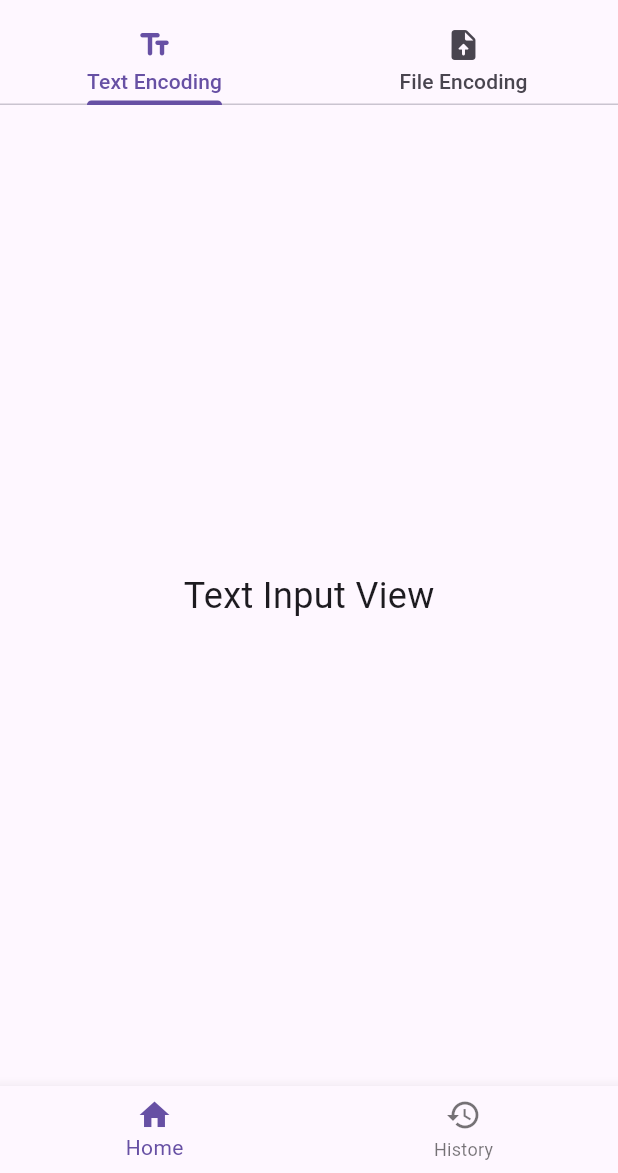
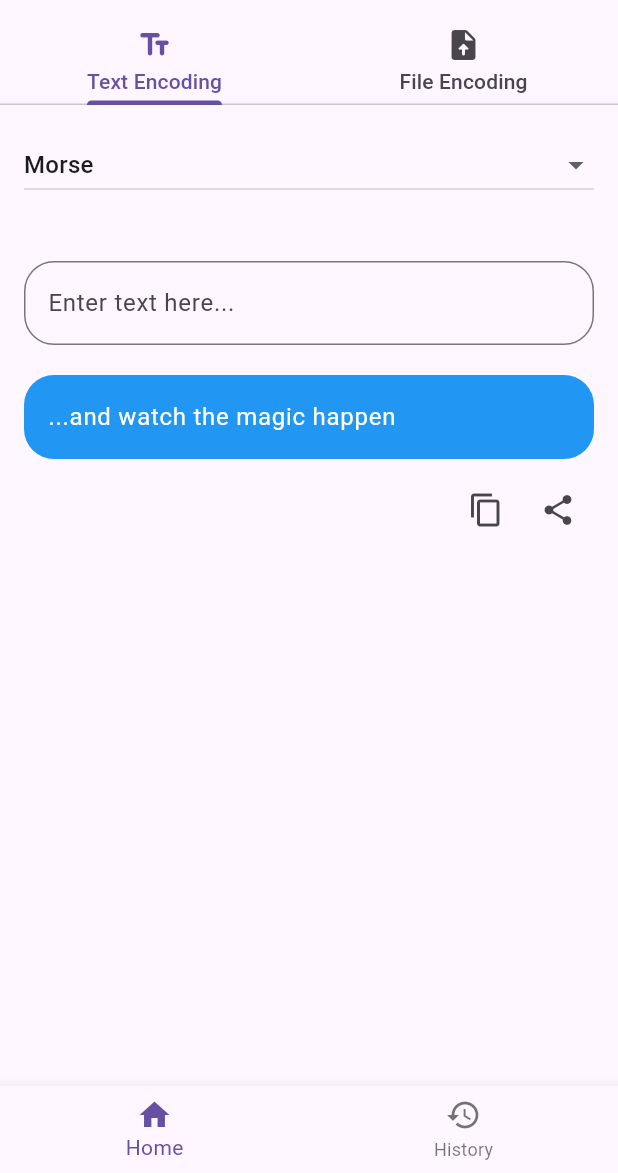
Before and after one commit to iorhael/flutter_encoder, a Flutter app: the screen it shows after launch, on a phone screen of 412 x 824 dp, the part 63-1236 px from its top. Run offline on Flutter 3.47's test engine with Material 3 defaults, Android fonts, the phone set to English and light mode, and no system bars; our stand-ins replace file_picker, share_plus; generated files the repository leaves out were written again.

Commit message:
Update TextInputView

```diff
--- a/lib/src/text_encode/text_input_view.dart
+++ b/lib/src/text_encode/text_input_view.dart
@@ -1,15 +1,149 @@
 import 'package:flutter/material.dart';
+import 'package:flutter/services.dart';
+import 'package:share_plus/share_plus.dart';
 
-class TextInputView extends StatelessWidget {
+class TextInputView extends StatefulWidget {
   const TextInputView({super.key});
 
   @override
+  State<TextInputView> createState() => _TextInputView();
+}
+
+class _TextInputView extends State<TextInputView> {
+  String _selectedAlgorithm = "Morse";
+  final TextEditingController _keyController = TextEditingController();
+  final TextEditingController _inputController = TextEditingController();
+  final TextEditingController _outputController = TextEditingController();
+
+  final List<String> _algorithms = ["Morse", "Caesar", "Vigenère"];
+  bool _isKeyProvided = false;
+
+  @override
   Widget build(BuildContext context) {
-    return Center(
-      child: Text(
-        'Text Input View',
-        style: TextStyle(fontSize: 24),
-      ),
+    return Scaffold(
+      body: SingleChildScrollView(
+        child: Padding(
+          padding: const EdgeInsets.all(16.0),
+          child: Column(
+            crossAxisAlignment: CrossAxisAlignment.start,
+            children: [
+              // Dropdown for algorithm selection
+            DropdownButton<String>(
+              value: _selectedAlgorithm,
+              onChanged: (String? newValue) {
+                setState(() {
+                  _selectedAlgorithm = newValue ?? _algorithms.first;
+                  _inputController.clear();
+                  _outputController.clear();
+                  _keyController.clear();
+                  _isKeyProvided = false;
+                });
+              },
+              items: _algorithms.map<DropdownMenuItem<String>>((String value) {
+                return DropdownMenuItem<String>(
+                  value: value,
+                  child: Text(value),
+                );
+              }).toList(),
+              isExpanded: true,
+            ),
+            SizedBox(height: 20),
+
+            // Key input field (shown only for Vigenère)
+            if (["Vigenère", "Caesar"].contains(_selectedAlgorithm))
+              TextField(
+                controller: _keyController,
+                decoration: InputDecoration(
+                  labelText: "Key or shift:",
+                  border: OutlineInputBorder(
+                    borderRadius: BorderRadius.circular(20)
+                  ),
+                ),
+                keyboardType:
+                _selectedAlgorithm == "Caesar"
+                ? TextInputType.number
+                : TextInputType.text,
+                inputFormatters: <TextInputFormatter>[
+                  _selectedAlgorithm == "Caesar"
+                  ? FilteringTextInputFormatter.digitsOnly
+                  : FilteringTextInputFormatter.allow(RegExp(r'[a-zA-Z]')) // Update for different languages
+                ],
+                onChanged: (text) {
+                  setState(() {
+                    _isKeyProvided = text.isNotEmpty;
+                  });
+                },
+              ),
+              SizedBox(height: 20),
+
+              // Input text field
+              TextField(
+                controller: _inputController,
+                maxLines: null,
+                enabled: _isKeyProvided || _selectedAlgorithm == "Morse",
+                decoration: InputDecoration(
+                  border: OutlineInputBorder(
+                    borderRadius: BorderRadius.circular(20)
+                  ),
+                  hintText: "Enter text here..."
+                ),
+                onChanged: (text) {
+                  setState(() {
+                    _outputController.text = text; // Output the same text for now
+                  });
+                },
+              ),
+              SizedBox(height: 20),
+
+              TextField(
+                controller: _outputController,
+                maxLines: null,
+                readOnly: true,
+                style: TextStyle(
+                  color: Colors.white
+                ),
+                decoration: InputDecoration(
+                  filled: true,
+                  fillColor: Colors.blue,
+                  border: OutlineInputBorder(
+                    borderSide: BorderSide.none,
+                    borderRadius: BorderRadius.circular(20)
+                  ),
+                  hintStyle: TextStyle(color: Colors.white),
+                  hintText: "...and watch the magic happen"
+                ),
+              ),
+              SizedBox(height: 10),
+
+              // Row with Copy and Share buttons
+              Row(
+                mainAxisAlignment: MainAxisAlignment.end,
+                children: [
+                  IconButton(
+                    icon: Icon(Icons.copy),
+                    onPressed: () {
+                      Clipboard.setData(
+                        ClipboardData(text: _outputController.text),
+                      );
+                      ScaffoldMessenger.of(context).showSnackBar(
+                        SnackBar(content: Text('Copied to clipboard')),
+                      );
+                    },
+                  ),
+                  IconButton(
+                    icon: Icon(Icons.share),
+                    onPressed: () {
+                      if (_outputController.text.isNotEmpty) {
+                        Share.share(_outputController.text);
+                      }
+                    },
+                  ),
+                ],
+              ),
+            ],
+          )
+        )
+      )
     );
   }
 }
```
